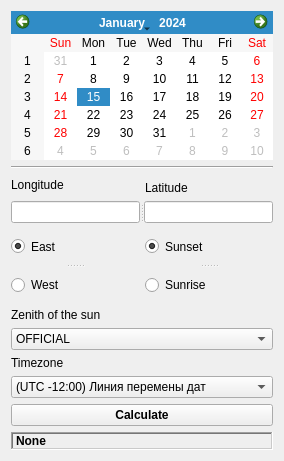
The window that GetSunsetRise.ui (BulSV/SunsetSunrise) describes before a commit, drawn with Qt 5.
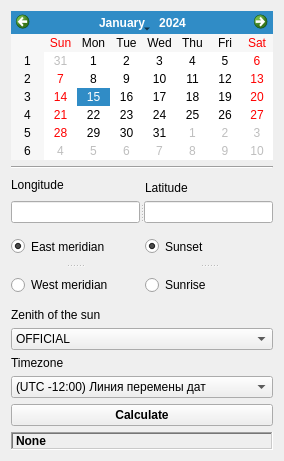
The same window after the commit.

The edit to the form file:
```diff
--- a/GetSunsetRise.ui
+++ b/GetSunsetRise.ui
@@ -75,7 +75,7 @@
      </property>
      <widget class="QRadioButton" name="rbEast">
       <property name="text">
-       <string>East</string>
+       <string>East meridian</string>
       </property>
       <property name="checked">
        <bool>true</bool>
@@ -83,7 +83,10 @@
      </widget>
      <widget class="QRadioButton" name="rbWest">
       <property name="text">
-       <string>West</string>
+       <string>West meridian</string>
+      </property>
+      <property name="autoExclusive">
+       <bool>false</bool>
       </property>
      </widget>
     </widget>
```
Left out of the diff: 3 changed lines with no effect on the pictures.
